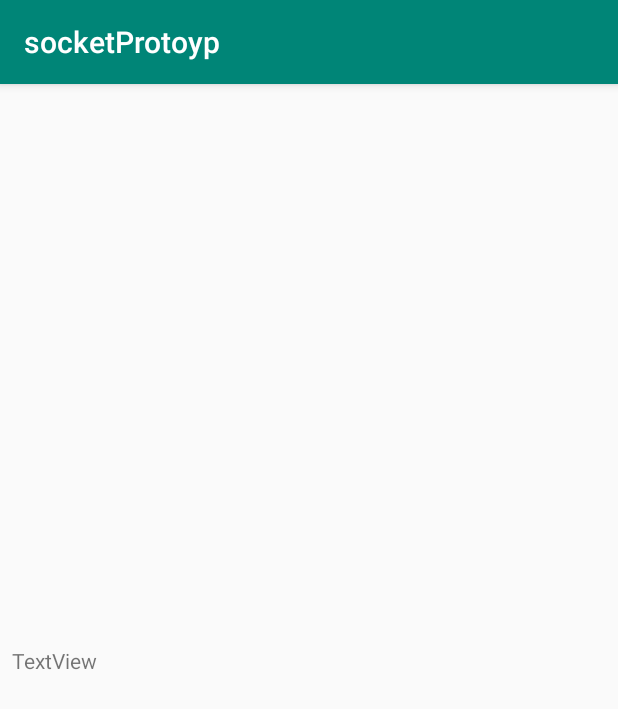
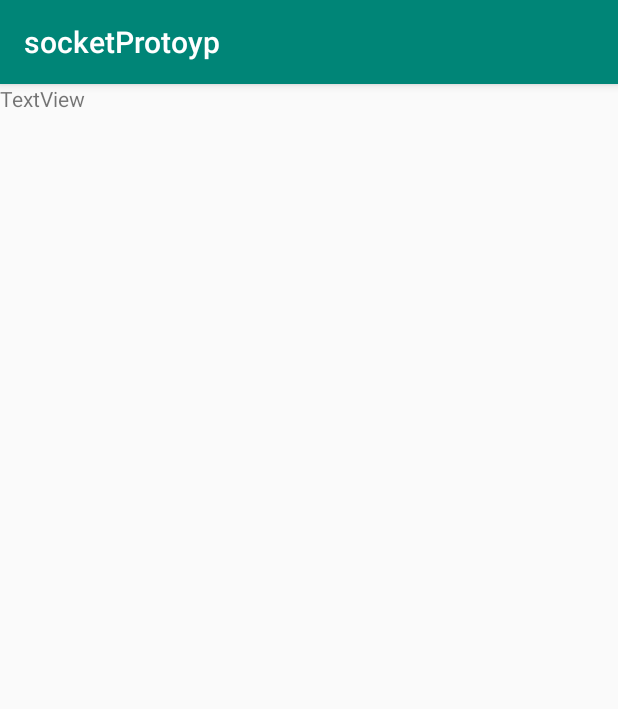
Before and after one commit to edegeyer/masterarbeit, an Android app: the screen it shows after launch (MainActivity), on a phone screen of 412 x 824 dp. Shown: the top 709 px of the screen. Run offline under Robolectric (Android 15) with nearby library versions, the phone set to English and light mode, and no system bars; libraries missing offline, so code that uses them is left out: org.java_websocket.client, org.java_websocket.handshake; 2 statements that could not run were skipped.

Commit message:
showing all received messages in text view

```diff
--- a/socketProtoyp/app/src/main/java/com/mycroft/socketprotoyp/MainActivity.java
+++ b/socketProtoyp/app/src/main/java/com/mycroft/socketprotoyp/MainActivity.java
@@ -54,8 +54,8 @@ public class MainActivity extends AppCompatActivity {
                 runOnUiThread(new Runnable() {
                     @Override
                     public void run() {
-                        //TextView textView = findViewById(R.id.messages);
-                        //textView.setText(textView.getText()+ "\n" + message);
+                        TextView textView = (TextView)findViewById(R.id.messages);
+                        textView.setText(textView.getText() + "\n" + message);
                         System.out.println("received Message: "+ message);
                     }
                 });
--- a/socketProtoyp/app/src/main/res/layout/activity_main.xml
+++ b/socketProtoyp/app/src/main/res/layout/activity_main.xml
@@ -1,24 +1,16 @@
 <?xml version="1.0" encoding="utf-8"?>
-<androidx.constraintlayout.widget.ConstraintLayout xmlns:android="http://schemas.android.com/apk/res/android"
+<androidx.appcompat.widget.LinearLayoutCompat xmlns:android="http://schemas.android.com/apk/res/android"
     xmlns:app="http://schemas.android.com/apk/res-auto"
     xmlns:tools="http://schemas.android.com/tools"
-    android:id="@+id/messages"
     android:layout_width="match_parent"
     android:layout_height="match_parent"
     tools:context=".MainActivity">
 
     <TextView
-        android:id="@+id/textView"
-        android:layout_width="0dp"
+        android:id="@+id/messages"
+        android:layout_width="wrap_content"
         android:layout_height="wrap_content"
-        android:layout_marginStart="8dp"
-        android:layout_marginTop="8dp"
-        android:layout_marginEnd="8dp"
-        android:layout_marginBottom="8dp"
         android:text="TextView"
-        app:layout_constraintBottom_toBottomOf="parent"
-        app:layout_constraintEnd_toEndOf="parent"
-        app:layout_constraintStart_toStartOf="parent"
-        app:layout_constraintTop_toTopOf="parent" />
-
-</androidx.constraintlayout.widget.ConstraintLayout>
+        tools:layout_editor_absoluteX="176dp"
+        tools:layout_editor_absoluteY="206dp" />
+</androidx.appcompat.widget.LinearLayoutCompat>
```
